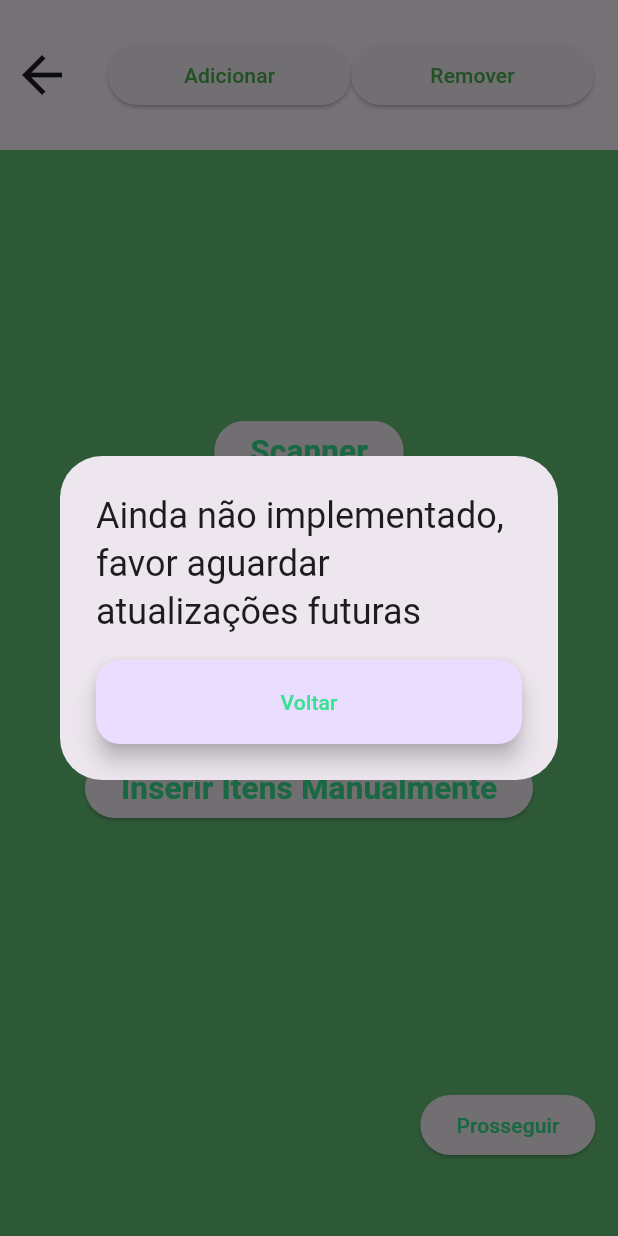
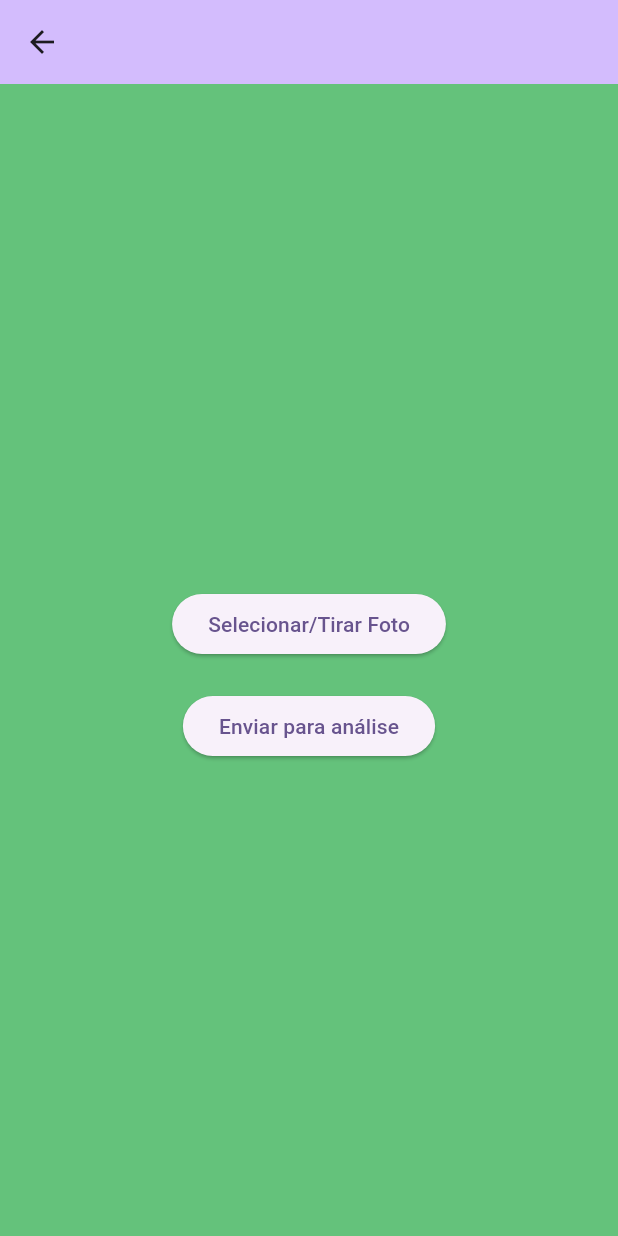
Before and after one commit to LuisAugusto0/Vamo-Rachar, a Flutter app: the NovoRachamento screen opened directly, after a tap on "Scanner", on a phone screen of 412 x 824 dp. Run offline on Flutter 3.47's test engine with Material 3 defaults, Android fonts, the phone set to English and light mode, and no system bars; our stand-ins replace animated_custom_dropdown, cloud_firestore, firebase_auth, firebase_core, google_generative_ai, image_picker and 2 more; accounts and stored records are empty.

Commit message:
Scanner integrado ao sistema de rachamento de contas

```diff
--- a/lib/novo_rachamento.dart
+++ b/lib/novo_rachamento.dart
@@ -9,6 +9,7 @@ import 'widgets/validation_helpers.dart';
 import 'widgets/form_widgets.dart';
 import 'database/database_helper.dart';
 import 'widgets/navigation_helper.dart';
+import 'scanner.dart';
 
 class Item {
   late int id;
@@ -100,7 +101,7 @@ class _NovoRachamentoState extends State<NovoRachamento> {
   //Lista de Itens
   late List<Item> itens = [];
 
-  void _scanner(BuildContext) {
+  /*void _scanner(BuildContext) {
     showDialog(
         context: context,
         builder: (context) {
@@ -121,6 +122,7 @@ class _NovoRachamentoState extends State<NovoRachamento> {
           );
         });
   }
+  */
 
   //Função criada para adicionar itens à lista
   void _adicionarItens(BuildContext context) {
@@ -378,7 +380,8 @@ class _NovoRachamentoState extends State<NovoRachamento> {
             children: [
               ElevatedButton(
                 onPressed: () {
-                  _scanner(context);
+                  Navigator.push(context,
+                      MaterialPageRoute(builder: (context) => Scanner(participantes: participantes, itens: itens,ultimoIdUsado: ultimoIdUsado, ultimoIdItem: ultimoIdItem,)));
                 },
                 child: const Text(
                   "Scanner",
--- /dev/null
+++ b/lib/scanner.dart
@@ -0,0 +1,213 @@
+import 'dart:io';
+
+import 'package:flutter/material.dart';
+import 'package:image_picker/image_picker.dart';
+import 'package:google_generative_ai/google_generative_ai.dart';
+import 'novo_rachamento_scanned.dart';
+import 'novo_rachamento.dart';
+
+/*void main() async {
+  runApp(Scanner());
+}*/
+
+class Scanner extends StatelessWidget {
+  final List<Participante> participantes;
+  final List<Item> itens;
+  int ultimoIdUsado;
+  int ultimoIdItem;
+
+  Scanner(
+      {Key? key,
+      required this.participantes,
+      required this.itens,
+      required this.ultimoIdUsado,
+      required this.ultimoIdItem});
+
+  @override
+  Widget build(BuildContext context) {
+    return ScannerScreen(
+        participantes: participantes,
+        itens: itens,
+        ultimoIdUsado: ultimoIdUsado,
+        ultimoIdItem: ultimoIdItem);
+  }
+}
+
+class ScannerScreen extends StatefulWidget {
+  final List<Participante> participantes;
+  final List<Item> itens;
+  int ultimoIdUsado;
+  int ultimoIdItem;
+  ScannerScreen(
+      {Key? key,
+      required this.participantes,
+      required this.itens,
+      required this.ultimoIdUsado,
+      required this.ultimoIdItem});
+
+  @override
+  State<ScannerScreen> createState() => _ScannerScreenState(
+      itens: itens,
+      participantes: participantes,
+      ultimoIdUsado: ultimoIdUsado,
+      ultimoIdItem: ultimoIdItem);
+}
+
+class _ScannerScreenState extends State<ScannerScreen> {
+  File? _selectedImage;
+
+  final List<Participante> participantes;
+  final List<Item> itens;
+  int ultimoIdUsado;
+  int ultimoIdItem;
+
+  _ScannerScreenState(
+      {Key? key,
+      required this.participantes,
+      required this.itens,
+      required this.ultimoIdUsado,
+      required this.ultimoIdItem});
+
+  // Função para selecionar uma imagem da galeria ou tirar uma foto
+  Future<void> _chooseImageSource() async {
+    final ImagePicker picker = ImagePicker();
+
+    showModalBottomSheet(
+      context: context,
+      builder: (BuildContext context) {
+        return SafeArea(
+          child: Wrap(
+            children: <Widget>[
+              ListTile(
+                leading: const Icon(Icons.photo_library),
+                title: const Text('Galeria'),
+                onTap: () async {
+                  final XFile? image =
+                      await picker.pickImage(source: ImageSource.gallery);
+                  if (image != null) {
+                    setState(() {
+                      _selectedImage = File(image.path);
+                    });
+                  }
+                  Navigator.of(context).pop();
+                },
+              ),
+              ListTile(
+                leading: const Icon(Icons.camera_alt),
+                title: const Text('Câmera'),
+                onTap: () async {
+                  final XFile? image =
+                      await picker.pickImage(source: ImageSource.camera);
+                  if (image != null) {
+                    setState(() {
+                      _selectedImage = File(image.path);
+                    });
+                  }
+                  Navigator.of(context).pop();
+                },
+              ),
+            ],
+          ),
+        );
+      },
+    );
+  }
+
+  void buildingItens(String? arrayProdutos) {
+    if (arrayProdutos == null) {
+      debugPrint("Erro ao ler os produtos");
+      return;
+    }
+    if (arrayProdutos != "" && arrayProdutos != " " && arrayProdutos != null) {
+      List<String> produtos = arrayProdutos.split(":");
+      for (int i = 0; i < produtos.length; i++) {
+        List<String> produto = produtos[i].split(";");
+        for (int j = 0; j < produto.length; j++) {
+          debugPrint("O que tem em produto[${j}]: ${produto[j]}");
+        }
+        if (produto.length == 3) {
+          String nome = produto[0];
+          int quantidade = int.parse(produto[1]);
+          double? preco = double.tryParse(produto[2]);
+          if (preco != null) {
+            Item item = Item.padrao(ultimoIdItem, quantidade, nome, preco);
+            itens.add(item);
+            ultimoIdItem++;
+          } else {
+            debugPrint("Erro ao converter o preço para double");
+            preco = 0.0;
+            Item item = Item.padrao(ultimoIdItem, quantidade, nome, preco);
+            itens.add(item);
+            ultimoIdItem++;
+          }
+        } else {
+          debugPrint("Erro ao ler o produto");
+        }
+      }
+    }
+    Navigator.push(
+      context,
+      MaterialPageRoute(
+          builder: (context) => NovoRachamentoScanner(
+              participantes: participantes,
+              itens: itens,
+              ultimoIdUsado: ultimoIdUsado)),
+    );
+  }
+
+  // Função para enviar a imagem para a IA
+  Future<void> _sendImageToAI() async {
+    if (_selectedImage == null) {
+      return;
+    }
+
+    final apiKey = 'API_KEY';
+    if (apiKey.isEmpty) {
+      print('No \$API_KEY environment variable');
+      exit(1);
+    }
+
+    final model = GenerativeModel(model: 'gemini-1.5-flash', apiKey: apiKey);
+    final image = await _selectedImage!.readAsBytes();
+    final prompt = TextPart(
+        "Transcreva a nota fiscal, listando todos os produtos, seus respectivos preços (separar a parte inteira da decimal por ponto) e a quantidade individual de cada produto, separe cada atributo do item por ';' para que possamos usar a função split para separar as informações. Todos os produtos devem estar em uma única linha e cada item encontrado deve estar separado por ':' em uma única linha, para que possamos separar os diferentes itens utilizando split também. Caso a quantidade seja um valor decimal, considere o valor inteiro do teto. Siga o seguinte modelo para cada produto: Nome1;Quantidade1;Preço1:Nome2;Quantidade2;Preço2, apenas respostas sem comentários do GEMINI AI por favor");
+
+    final imageParts = [DataPart('image/jpeg', image)];
+    final response = await model.generateContent([
+      Content.multi([prompt, ...imageParts])
+    ]);
+    String? produtos = "";
+    produtos = response.text;
+    debugPrint("Instancia de produtos: ${produtos}");
+    buildingItens(produtos);
+  }
+
+  @override
+  Widget build(BuildContext context) {
+    return Scaffold(
+      appBar: AppBar(
+        backgroundColor: Theme.of(context).colorScheme.inversePrimary,
+      ),
+      body: Center(
+        child: Column(
+          mainAxisAlignment: MainAxisAlignment.center,
+          children: <Widget>[
+            /*_selectedImage == null
+                ? const Text('Nenhuma imagem selecionada.')
+                : Image.file(_selectedImage!)*/
+            const SizedBox(height: 20),
+            ElevatedButton(
+              onPressed: _chooseImageSource,
+              child: const Text('Selecionar/Tirar Foto'),
+            ),
+            const SizedBox(height: 20),
+            ElevatedButton(
+              onPressed: _sendImageToAI,
+              child: const Text('Enviar para análise'),
+            ),
+          ],
+        ),
+      ),
+    );
+  }
+}
--- a/pubspec.yaml
+++ b/pubspec.yaml
@@ -38,6 +38,8 @@ dependencies:
   firebase_core: ^3.8.1
   firebase_auth: ^5.3.4
   cloud_firestore: ^5.5.1
+  google_generative_ai: ^0.4.6
+  image_picker: ^1.1.2
 
 
   # The following adds the Cupertino Icons font to your application.
```
Also changed, not shown: lib/confirmar_divisao.dart (+7 -2 lines), lib/novo_rachamento_scanned.dart (+8 -5 lines), pubspec.lock, 5 other files.
